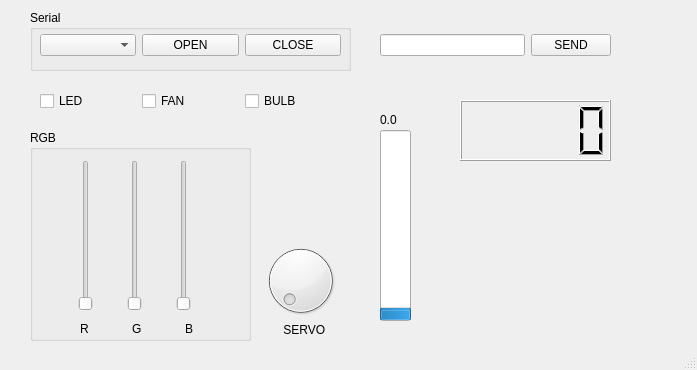
Qt form PythonSerial/Design.ui (ArtyomLe/ArduinoProjects) before a commit.
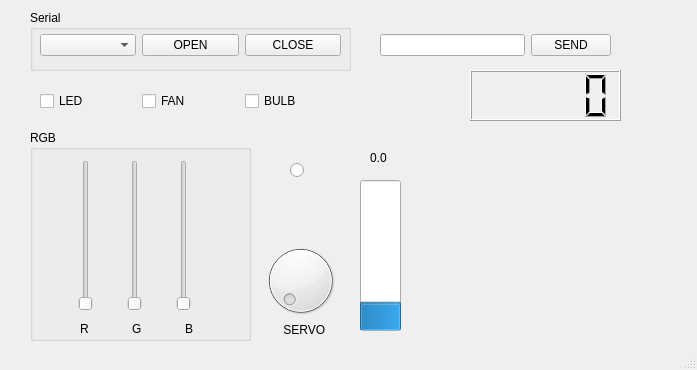
The same form after that commit. Custom widgets are drawn as their Qt base class.

What changed in the file:
```diff
--- a/PythonSerial/Design.ui
+++ b/PythonSerial/Design.ui
@@ -170,52 +170,17 @@
      <string> SERVO</string>
     </property>
    </widget>
-   <widget class="QProgressBar" name="tempB">
-    <property name="geometry">
-     <rect>
-      <x>380</x>
-      <y>130</y>
-      <width>31</width>
-      <height>191</height>
-     </rect>
-    </property>
-    <property name="minimum">
-     <number>150</number>
-    </property>
-    <property name="maximum">
-     <number>360</number>
-    </property>
-    <property name="value">
-     <number>160</number>
-    </property>
-    <property name="orientation">
-     <enum>Qt::Vertical</enum>
-    </property>
-   </widget>
-   <widget class="QLabel" name="tempL">
-    <property name="geometry">
-     <rect>
-      <x>380</x>
-      <y>110</y>
-      <width>51</width>
-      <height>20</height>
-     </rect>
-    </property>
-    <property name="text">
-     <string>0.0</string>
-    </property>
-   </widget>
    <widget class="QLCDNumber" name="lcdN">
     <property name="geometry">
      <rect>
-      <x>460</x>
-      <y>100</y>
+      <x>470</x>
+      <y>70</y>
       <width>151</width>
-      <height>61</height>
+      <height>51</height>
      </rect>
     </property>
    </widget>
-   <widget class="QWidget" name="">
+   <widget class="QWidget" name="layoutWidget">
     <property name="geometry">
      <rect>
       <x>40</x>
@@ -248,7 +213,7 @@
      </item>
     </layout>
    </widget>
-   <widget class="QWidget" name="">
+   <widget class="QWidget" name="layoutWidget">
     <property name="geometry">
      <rect>
       <x>380</x>
@@ -270,9 +235,75 @@
      </item>
     </layout>
    </widget>
+   <widget class="QRadioButton" name="circle">
+    <property name="geometry">
+     <rect>
+      <x>290</x>
+      <y>140</y>
+      <width>31</width>
+      <height>61</height>
+     </rect>
+    </property>
+    <property name="text">
+     <string/>
+    </property>
+   </widget>
+   <widget class="PlotWidget" name="graph" native="true">
+    <property name="geometry">
+     <rect>
+      <x>419</x>
+      <y>210</y>
+      <width>201</width>
+      <height>131</height>
+     </rect>
+    </property>
+   </widget>
+   <widget class="QProgressBar" name="tempB">
+    <property name="geometry">
+     <rect>
+      <x>360</x>
+      <y>180</y>
+      <width>41</width>
+      <height>151</height>
+     </rect>
+    </property>
+    <property name="minimum">
+     <number>100</number>
+    </property>
+    <property name="maximum">
+     <number>400</number>
+    </property>
+    <property name="value">
+     <number>150</number>
+    </property>
+    <property name="orientation">
+     <enum>Qt::Vertical</enum>
+    </property>
+   </widget>
+   <widget class="QLabel" name="tempL">
+    <property name="geometry">
+     <rect>
+      <x>370</x>
+      <y>150</y>
+      <width>41</width>
+      <height>16</height>
+     </rect>
+    </property>
+    <property name="text">
+     <string>0.0</string>
+    </property>
+   </widget>
   </widget>
   <widget class="QStatusBar" name="statusbar"/>
  </widget>
+ <customwidgets>
+  <customwidget>
+   <class>PlotWidget</class>
+   <extends>QWidget</extends>
+   <header>pyqtgraph</header>
+   <container>1</container>
+  </customwidget>
+ </customwidgets>
  <resources/>
  <connections/>
 </ui>
```
Left out of the diff: 6 changed lines with no effect on the pictures.
